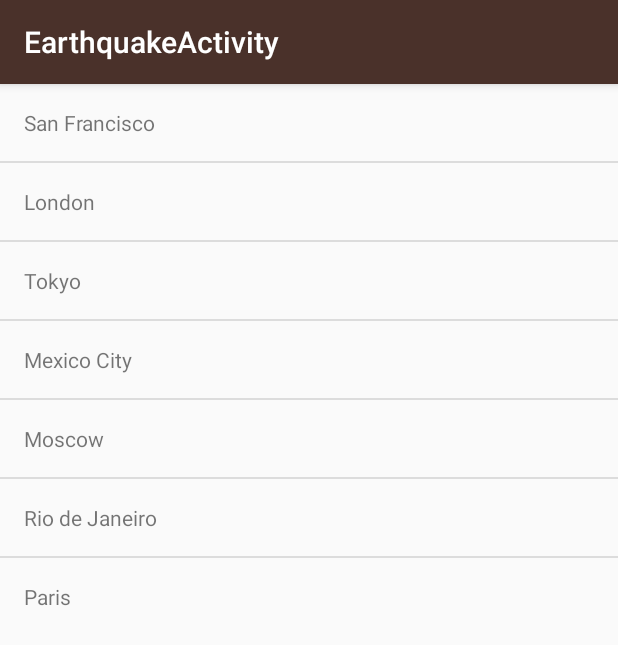
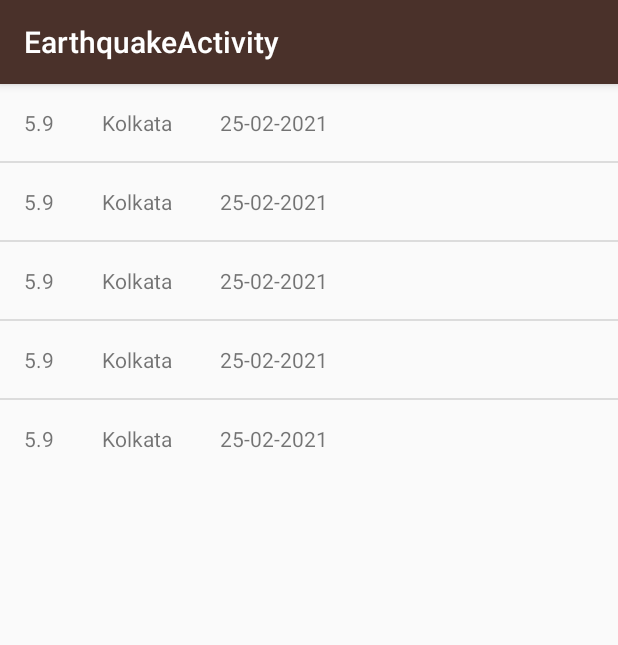
Before and after one commit to pogo420/AndroidLearning, an Android app: the screen it shows after launch (EarthquakeActivity), on a phone screen of 412 x 824 dp. Shown: the top 645 px of the screen. Run offline under Robolectric (Android 15) with nearby library versions, the phone set to English and light mode, and no system bars.

Commit message:
commit adapter

```diff
--- a/app/src/main/java/com/example/androidlearning/EarthquakeActivity.java
+++ b/app/src/main/java/com/example/androidlearning/EarthquakeActivity.java
@@ -5,7 +5,6 @@ import androidx.appcompat.app.AppCompatActivity;
 import android.os.Bundle;
 import android.widget.ArrayAdapter;
 import android.widget.ListView;
-import android.widget.TextView;
 
 import java.util.ArrayList;
 
@@ -16,25 +15,36 @@ public class EarthquakeActivity extends AppCompatActivity {
         super.onCreate(savedInstanceState);
         setContentView(R.layout.activity_earthquake);
 
-        // Create a fake list of earthquake locations.
-        ArrayList<String> earthquakes = new ArrayList<>();
-        earthquakes.add("San Francisco");
-        earthquakes.add("London");
-        earthquakes.add("Tokyo");
-        earthquakes.add("Mexico City");
-        earthquakes.add("Moscow");
-        earthquakes.add("Rio de Janeiro");
-        earthquakes.add("Paris");
+//        // Create a fake list of earthquake locations.
+//        ArrayList<String> earthquakes = new ArrayList<>();
+//        earthquakes.add("San Francisco");
+//        earthquakes.add("London");
+//        earthquakes.add("Tokyo");
+//        earthquakes.add("Mexico City");
+//        earthquakes.add("Moscow");
+//        earthquakes.add("Rio de Janeiro");
+//        earthquakes.add("Paris");
+
+        ArrayList<QuakeData> earthquakes = new ArrayList<>();
+
+        earthquakes.add(new QuakeData("Kolkata", "25-02-2021", (float) 5.90));
+        earthquakes.add(new QuakeData("Kolkata", "25-02-2021", (float) 5.90));
+        earthquakes.add(new QuakeData("Kolkata", "25-02-2021", (float) 5.90));
+        earthquakes.add(new QuakeData("Kolkata", "25-02-2021", (float) 5.90));
+        earthquakes.add(new QuakeData("Kolkata", "25-02-2021", (float) 5.90));
 
         // Find a reference to the {@link ListView} in the layout
         ListView earthquakeListView = (ListView) findViewById(R.id.list);
 
-        // Create a new {@link ArrayAdapter} of earthquakes
-        ArrayAdapter<String> adapter = new ArrayAdapter<String>(
-                this, R.layout.eq_rows, earthquakes);
+//        // Create a new {@link ArrayAdapter} of earthquakes
+//        ArrayAdapter<String> adapter = new ArrayAdapter<String>(
+//                this, R.layout.eq_rows, earthquakes);
+
+        QuakeAdapter adapter = new QuakeAdapter(this, earthquakes);
 
         // Set the adapter on the {@link ListView}
         // so the list can be populated in the user interface
         earthquakeListView.setAdapter(adapter);
     }
+
 }
--- /dev/null
+++ b/app/src/main/java/com/example/androidlearning/QuakeAdapter.java
@@ -0,0 +1,46 @@
+package com.example.androidlearning;
+
+import android.content.Context;
+import android.view.LayoutInflater;
+import android.view.View;
+import android.view.ViewGroup;
+import android.widget.ArrayAdapter;
+import android.widget.TextView;
+
+import androidx.annotation.NonNull;
+import androidx.annotation.Nullable;
+
+import java.util.ArrayList;
+
+public class QuakeAdapter extends ArrayAdapter<QuakeData> {
+
+    public QuakeAdapter(@NonNull Context context, @NonNull ArrayList<QuakeData> quakeData) {
+        super(context, 0, quakeData); // Second value can be anything as we are not going to use it
+        // we are manually adding data to items so we wont set it.
+    }
+
+    @NonNull
+    @Override
+    public View getView(int position, @Nullable View convertView, @NonNull ViewGroup parent) {
+
+        View listItemView = convertView; // view of each item it will be reused.
+        if(listItemView == null) { // if new then set it with view of item
+            listItemView = LayoutInflater.from(getContext()).inflate(
+                    R.layout.earthquake_row, parent, false);  // layout is each element for list.
+        }
+
+        // getting current value
+        QuakeData currentQuake = getItem(position); // each data
+
+        TextView text1 = listItemView.findViewById(R.id.magnitude);
+        text1.setText(String.valueOf(currentQuake.getMagnitude()));
+
+        TextView text2 = listItemView.findViewById(R.id.city);
+        text2.setText(currentQuake.getCity());
+
+        TextView text3 = listItemView.findViewById(R.id.date);
+        text3.setText(currentQuake.getDate());
+
+        return listItemView;
+    }
+}
--- /dev/null
+++ b/app/src/main/java/com/example/androidlearning/QuakeData.java
@@ -0,0 +1,26 @@
+package com.example.androidlearning;
+
+public class QuakeData {
+
+    private final String city;
+    private final String date;
+    private final float magnitude;
+
+    public QuakeData(String city, String date, float magnitude) {
+        this.city = city;
+        this.date = date;
+        this.magnitude = magnitude;
+    }
+
+    public String getCity() {
+        return city;
+    }
+
+    public String getDate() {
+        return date;
+    }
+
+    public float getMagnitude() {
+        return magnitude;
+    }
+}
--- /dev/null
+++ b/app/src/main/res/layout/earthquake_row.xml
@@ -0,0 +1,27 @@
+<?xml version="1.0" encoding="utf-8"?>
+<LinearLayout xmlns:android="http://schemas.android.com/apk/res/android"
+    android:layout_width="match_parent"
+    android:layout_height="match_parent"
+    android:orientation="horizontal">
+
+    <TextView
+        android:id="@+id/magnitude"
+        android:layout_width="wrap_content"
+        android:layout_height="wrap_content"
+        android:padding="16dp"/>
+
+    <TextView
+        android:id="@+id/city"
+        android:layout_width="wrap_content"
+        android:layout_height="wrap_content"
+        android:padding="16dp"
+        />
+
+    <TextView
+        android:id="@+id/date"
+        android:layout_width="wrap_content"
+        android:layout_height="wrap_content"
+        android:padding="16dp"
+        />
+
+</LinearLayout>
```
